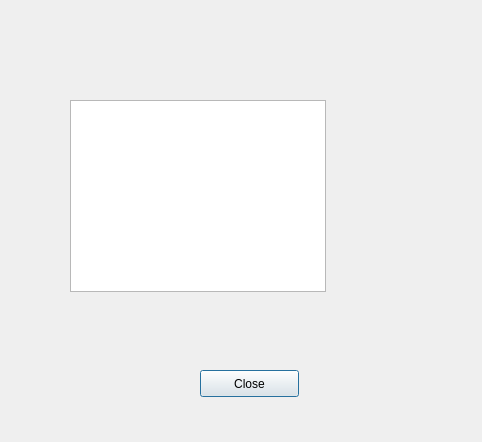
Old version of the form RaspberryPI/info_screen.ui in the repository maruncz/RaspberryPI-tablet.
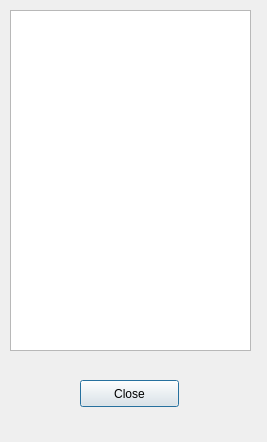
New version of the form.

Commit message: On branch master 	modified:   PCB/eagle.epf 	modified:   RaspberryPI/idle_detect.cpp 	modified:   RaspberryPI/idle_detect.h 	modified:   RaspberryPI/info_screen.ui 	modified:   RaspberryPI/mainwindow.cpp 	modified:   RaspberryPI/mainwindow.h 	modified:   RaspberryPI/mainwindow.ui 	modified:   RaspberryPI/rpi.cpp 	modified:   RaspberryPI/rpi.h

What changed in the file:
```diff
--- a/RaspberryPI/info_screen.ui
+++ b/RaspberryPI/info_screen.ui
@@ -6,7 +6,7 @@
    <rect>
     <x>0</x>
     <y>0</y>
-    <width>482</width>
+    <width>267</width>
     <height>442</height>
    </rect>
   </property>
@@ -16,8 +16,8 @@
   <widget class="QPushButton" name="close_button">
    <property name="geometry">
     <rect>
-     <x>200</x>
-     <y>370</y>
+     <x>80</x>
+     <y>380</y>
      <width>99</width>
      <height>27</height>
     </rect>
@@ -29,10 +29,10 @@
   <widget class="QTableWidget" name="tableWidget">
    <property name="geometry">
     <rect>
-     <x>70</x>
-     <y>100</y>
-     <width>256</width>
-     <height>192</height>
+     <x>10</x>
+     <y>10</y>
+     <width>241</width>
+     <height>341</height>
     </rect>
    </property>
    <property name="columnCount">
```
The commit also changes 8 other files.
